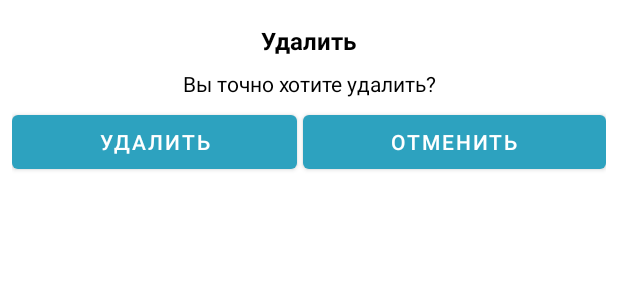
After one commit to Bakulin-Nikolas/ShoppingList, an Android app: the layout delete_item_dialog.xml on its own in the app's theme, with its tools: preview values and no code run, on a phone screen of 412 x 824 dp. The commit adds this screen. Shown: the top 300 px of the screen. Run offline under Robolectric (Android 15) with nearby library versions, the phone set to English and light mode, and no system bars.

Commit message:
swap delete shop list item with dialog

```diff
--- a/app/src/main/java/com/nikolas/shoppinglist/db/Dao.kt
+++ b/app/src/main/java/com/nikolas/shoppinglist/db/Dao.kt
@@ -38,6 +38,9 @@ interface Dao {
     @Query ("DELETE FROM note_list WHERE id IS :id")
     suspend fun deleteNote(id: Int)
 
+    @Query ("DELETE FROM shop_list_item WHERE id IS :id AND listId IS :listId")
+    suspend fun deleteItem(id: Int, listId: Int)
+
     @Query ("DELETE FROM shopping_list_names WHERE id IS :id")
     suspend fun deleteShopListName(id: Int)
 
--- a/app/src/main/java/com/nikolas/shoppinglist/db/MainViewModel.kt
+++ b/app/src/main/java/com/nikolas/shoppinglist/db/MainViewModel.kt
@@ -59,6 +59,10 @@ class MainViewModel(database: MainDataBase) : ViewModel() {
         dao.deleteNote(id)
     }
 
+    fun deleteItem(id: Int, listId: Int) = viewModelScope.launch {
+        dao.deleteItem(id, listId)
+    }
+
     fun deleteLibraryItem(id: Int) = viewModelScope.launch {
         dao.deleteLibraryItem(id)
     }
--- a/app/src/main/java/com/nikolas/shoppinglist/fragments/ShopListNamesFragment.kt
+++ b/app/src/main/java/com/nikolas/shoppinglist/fragments/ShopListNamesFragment.kt
@@ -104,7 +104,7 @@ class ShopListNamesFragment : BaseFragment(), ShopListNameAdapter.Listener {
     }
 
     override fun onClickItem(shopListNameItem: ShopListNameItem) {
-        activity?.setTitle(shopListNameItem.name)
+        //activity?.setTitle(shopListNameItem.name)
         val i = Intent(activity, ShopListActivity::class.java).apply {
             putExtra(ShopListActivity.SHOP_LIST_NAME, shopListNameItem)
         }
--- /dev/null
+++ b/app/src/main/res/layout/delete_item_dialog.xml
@@ -0,0 +1,64 @@
+<?xml version="1.0" encoding="utf-8"?>
+<androidx.constraintlayout.widget.ConstraintLayout xmlns:android="http://schemas.android.com/apk/res/android"
+    xmlns:app="http://schemas.android.com/apk/res-auto"
+    xmlns:tools="http://schemas.android.com/tools"
+    android:layout_width="match_parent"
+    android:layout_height="wrap_content">
+
+    <TextView
+        android:id="@+id/tvTitle"
+        android:layout_width="wrap_content"
+        android:layout_height="wrap_content"
+        android:layout_marginTop="16dp"
+        android:text="@string/delete_alert"
+        android:textColor="@color/black"
+        android:textSize="16sp"
+        android:textStyle="bold"
+        app:layout_constraintEnd_toEndOf="parent"
+        app:layout_constraintStart_toStartOf="parent"
+        app:layout_constraintTop_toTopOf="parent" />
+
+    <TextView
+        android:id="@+id/tvMessage"
+        android:layout_width="0dp"
+        android:layout_height="wrap_content"
+        android:layout_marginStart="8dp"
+        android:layout_marginTop="8dp"
+        android:layout_marginEnd="8dp"
+        android:gravity="center_horizontal"
+        android:text="@string/delete_item"
+        android:textColor="@color/black"
+        app:layout_constraintEnd_toEndOf="parent"
+        app:layout_constraintStart_toStartOf="parent"
+        app:layout_constraintTop_toBottomOf="@+id/tvTitle" />
+
+    <LinearLayout
+        android:layout_width="0dp"
+        android:layout_height="wrap_content"
+        android:layout_marginTop="5dp"
+        android:layout_marginBottom="5dp"
+        android:orientation="horizontal"
+        app:layout_constraintBottom_toBottomOf="parent"
+        app:layout_constraintEnd_toEndOf="@+id/tvMessage"
+        app:layout_constraintStart_toStartOf="@+id/tvMessage"
+        app:layout_constraintTop_toBottomOf="@+id/tvMessage"
+        app:layout_constraintVertical_bias="0.0">
+
+        <Button
+            android:id="@+id/bDelete"
+            android:layout_width="wrap_content"
+            android:layout_height="wrap_content"
+            android:layout_marginEnd="2dp"
+            android:layout_weight="1"
+            android:text="@string/delete_alert" />
+
+        <Button
+            android:id="@+id/bCancel"
+            android:layout_width="wrap_content"
+            android:layout_height="wrap_content"
+            android:layout_marginStart="2dp"
+            android:layout_weight="1"
+            android:text="@string/cancel" />
+    </LinearLayout>
+
+</androidx.constraintlayout.widget.ConstraintLayout>
```
Also changed, not shown: app/src/main/java/com/nikolas/shoppinglist/activities/ShopListActivity.kt (+38 -0 lines), app/src/main/java/com/nikolas/shoppinglist/db/ShopListItemAdapter.kt (+13 -0 lines), app/src/main/java/com/nikolas/shoppinglist/dialogs/DeleteItemDialog.kt (added, +36 -0 lines).
